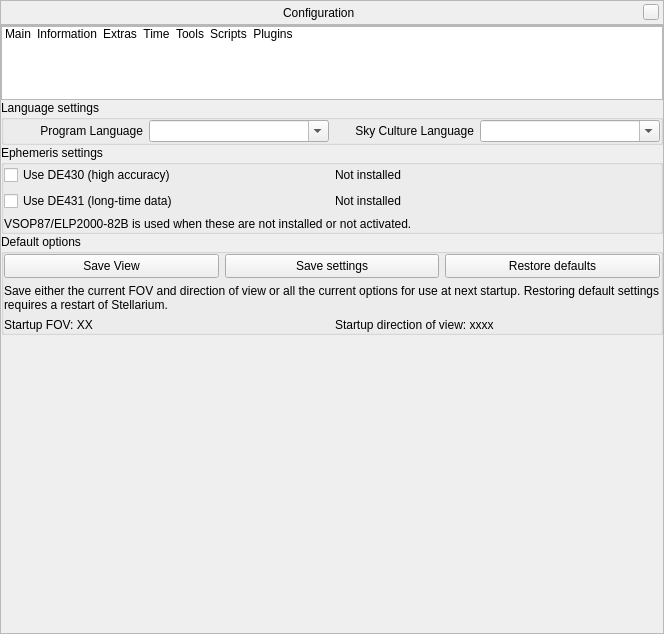
Qt form src/gui/configurationDialog.ui (519984307/stellarium_src) before a commit.
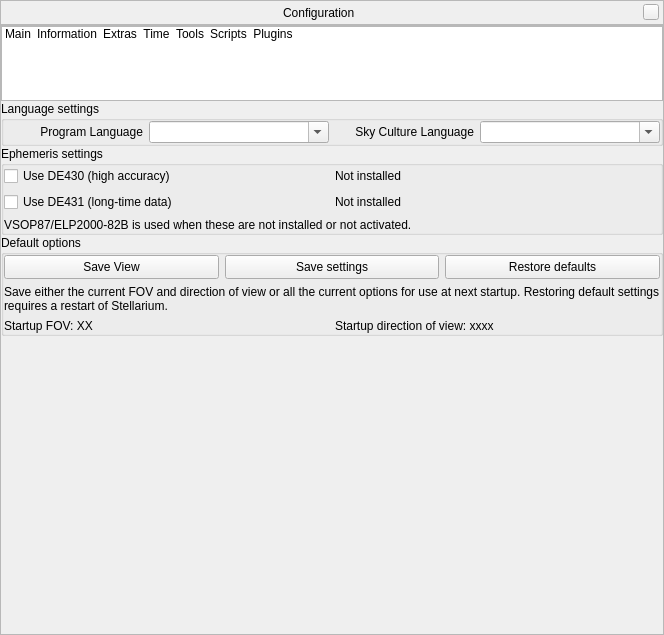
The same form after that commit. Icons and pictures are not drawn. Custom widgets are drawn as their Qt base class.

Commit message:
Fixed main GUI issue
Synced size of stackListWidget for all dialogs

What changed in the file:
```diff
--- a/src/gui/configurationDialog.ui
+++ b/src/gui/configurationDialog.ui
@@ -7,7 +7,7 @@
     <x>0</x>
     <y>0</y>
     <width>664</width>
-    <height>634</height>
+    <height>635</height>
    </rect>
   </property>
   <layout class="QVBoxLayout">
@@ -150,13 +150,13 @@
         <property name="minimumSize">
          <size>
           <width>0</width>
-          <height>74</height>
+          <height>75</height>
          </size>
         </property>
         <property name="maximumSize">
          <size>
           <width>16777215</width>
-          <height>74</height>
+          <height>75</height>
          </size>
         </property>
         <property name="focusPolicy">
```
The commit also changes 3 other files.
